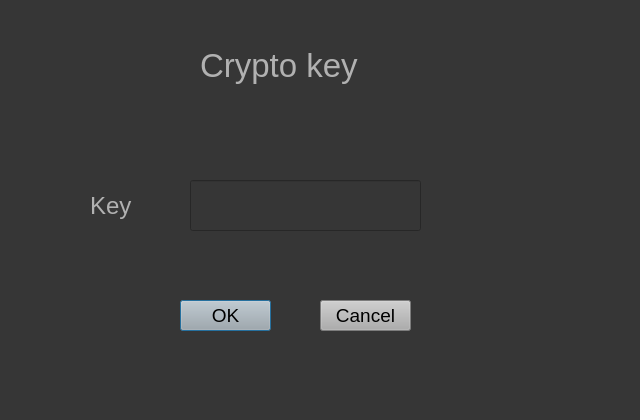
ShallowSmile1/Lab_def_inf, file UI/crypto.ui: the form before one commit.
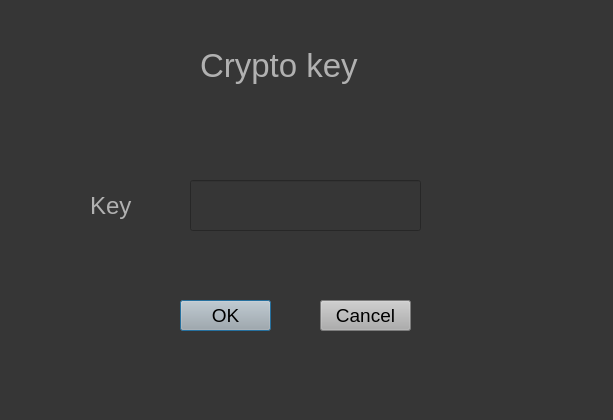
The form after the commit.

```diff
--- a/UI/crypto.ui
+++ b/UI/crypto.ui
@@ -6,7 +6,7 @@
    <rect>
     <x>0</x>
     <y>0</y>
-    <width>640</width>
+    <width>613</width>
     <height>420</height>
    </rect>
   </property>
```
